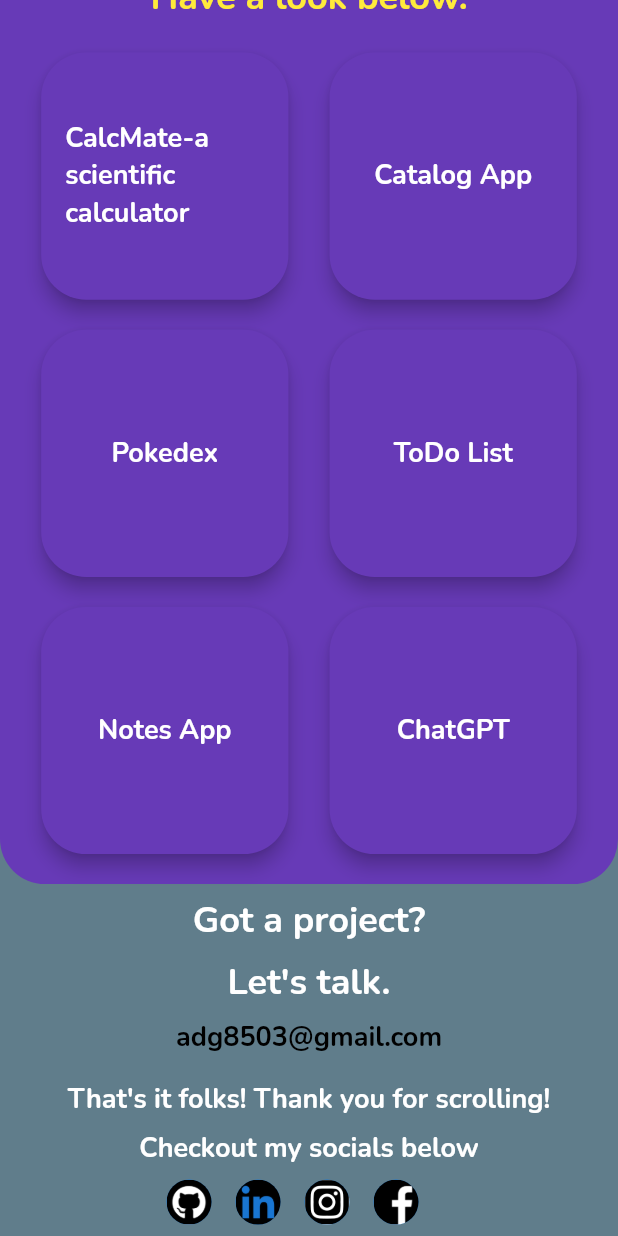
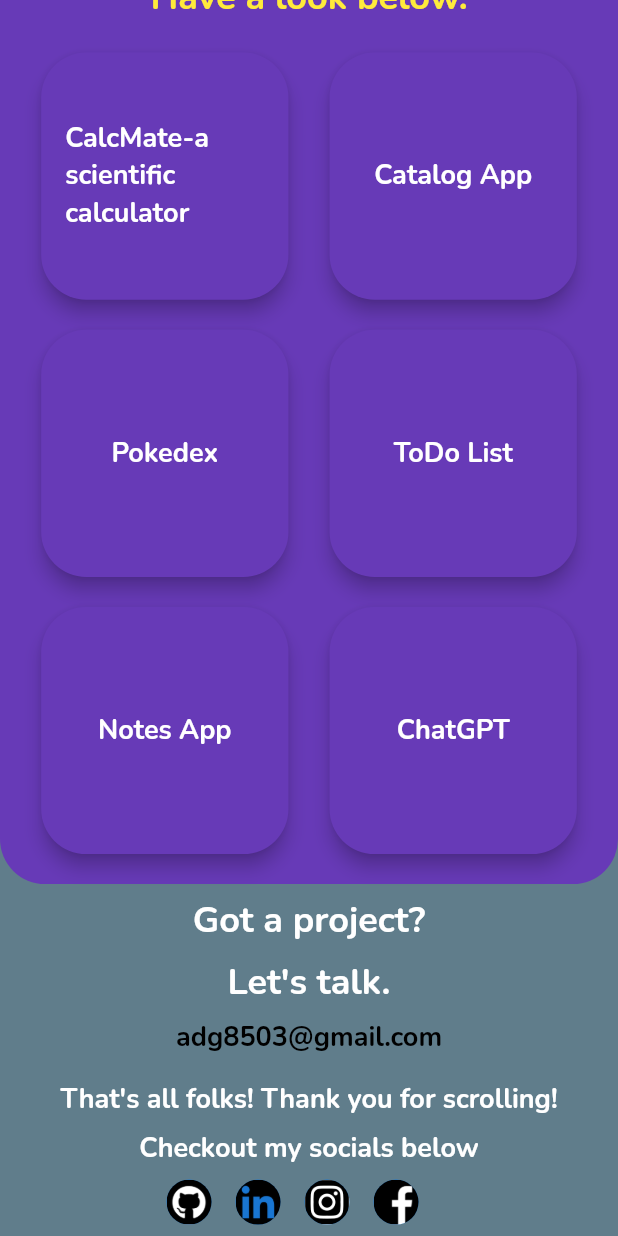
Before and after one commit to git-ADG/Portfolio, a Flutter app: the screen it shows after launch, scrolled down 698 dp, on a phone screen of 412 x 824 dp. Run offline on Flutter 3.47's test engine with Material 2 defaults, Android fonts, the phone set to English and light mode, and no system bars; our stand-ins replace google_fonts.

Commit message:
text changed

```diff
--- a/lib/homepage.dart
+++ b/lib/homepage.dart
@@ -134,7 +134,7 @@ class _HomePageState extends State<HomePage> {
               Padding(
                 padding: const EdgeInsets.all(8.0),
                 child: Text(
-                  "That's it folks! Thank you for scrolling!",
+                  "That's all folks! Thank you for scrolling!",
                   style: GoogleFonts.nunito(
                       fontSize: 18,
                       fontWeight: FontWeight.bold,
```
